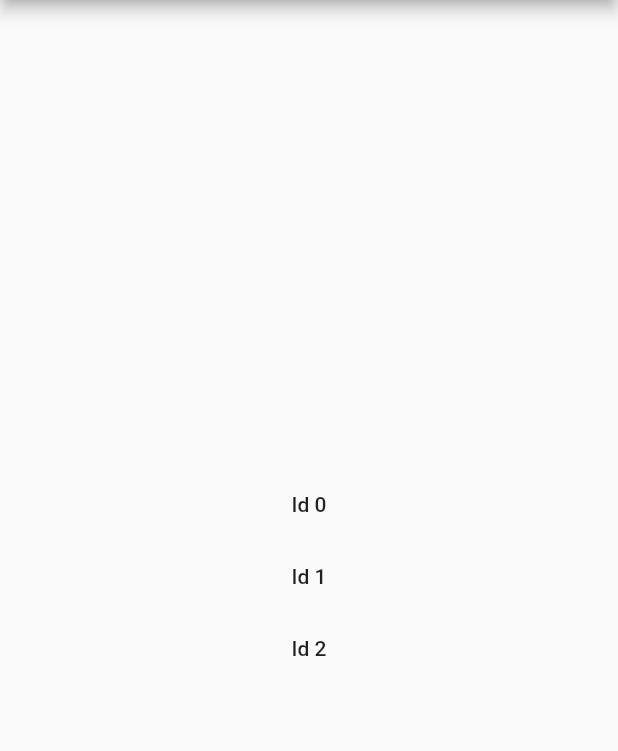
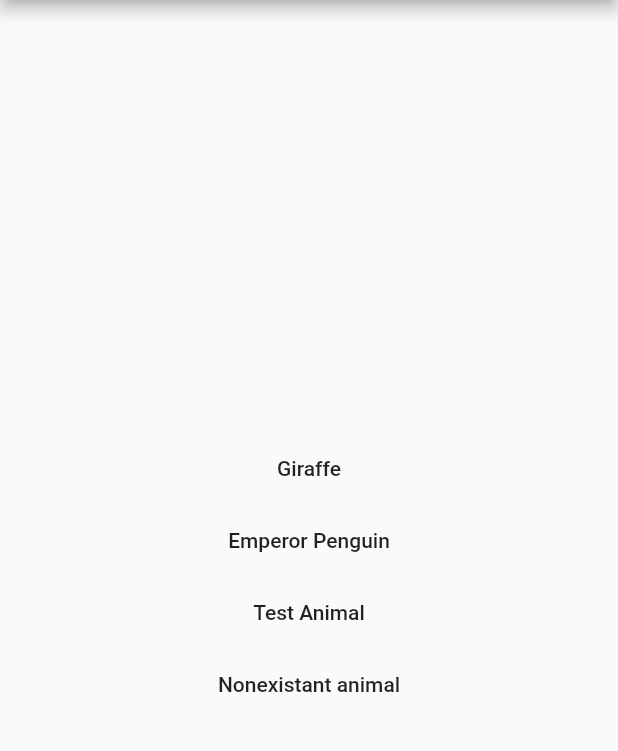
Before and after one commit to Drilbur-CST126/Zoo-App, a Flutter app: the screen it shows after launch, on a phone screen of 412 x 824 dp, the part 84-835 px from its top. Run offline on Flutter 3.47's test engine with Material 2 defaults, Android fonts, the phone set to English and light mode, and no system bars; our stand-ins replace test_api.

Commit message:
Main page now shows dynamic list

```diff
--- a/lib/controller/controller.dart
+++ b/lib/controller/controller.dart
@@ -2,7 +2,9 @@
 
 import 'package:flutter/cupertino.dart';
 import 'package:flutter/material.dart';
+import 'package:test_api/src/frontend/expect_async.dart';
 import 'package:zoo_app/controller/iControllerView.dart';
+import 'package:zoo_app/model/animal.dart';
 import 'package:zoo_app/model/fact.dart';
 import 'package:zoo_app/model/model.dart';
 import 'package:zoo_app/view/animalPage.dart';
@@ -31,4 +33,9 @@ class Controller implements IControllerView
   List<Fact> getAllFactsForAnimal(int animalId) {
     return model.factFetcher.getFactsByAnimalId(animalId);
   }
+
+  @override
+  Iterable<Animal> getAllAnimals({bool Function(Animal) where}) {
+    return model.animalFetcher.getAllAnimals(where: where);
+  }
 }
--- a/lib/controller/iControllerView.dart
+++ b/lib/controller/iControllerView.dart
@@ -2,10 +2,12 @@
 
 // This is an interface for the View classes to refer to the Controller with.
 // This should only contain the classes the View will call, the View should not know the implementation details of the Controller
+import 'package:zoo_app/model/animal.dart';
 import 'package:zoo_app/model/fact.dart';
 
 abstract class IControllerView
 {
   goToAnimalPage(dynamic context, int animalId);
   List<Fact> getAllFactsForAnimal(int animalId);
+  Iterable<Animal> getAllAnimals({bool Function(Animal) where});
 }
--- a/lib/main.dart
+++ b/lib/main.dart
@@ -15,10 +15,11 @@ void main()
   var model = Model.mockModel([
     Animal(0, "Giraffe", "Giraffa camelopardalis"),
     Animal(1, "Emperor Penguin", "Aptenodytes forsteri"),
+    Animal(2, "Test Animal", "Animal test")
   ],
   [
     Fact(0, 0, "Giraffes are the tallest mammals on Earth. Their legs alone are taller than many humans—about 6 feet."),
-    Fact(1, 0, "They can run as fast as 35 miles an hour over short distances, or cruise at 10 mph over longer distances."),
+    Fact(1, 0,   "They can run as fast as 35 miles an hour over short distances, or cruise at 10 mph over longer distances."),
     Fact(2, 0, "A giraffe's neck is too short to reach the ground. As a result, it has to awkwardly spread its front legs or kneel to reach the ground for a drink of water."),
     Fact(3, 1, "The emperor penguin is the largest of 17 species of penguin at 1.15 m (45 in.) tall."),
     Fact(4, 1, "Emperor penguins are the only animal to inhabit the open ice of Antarctica during the winter."),
--- a/lib/model/interfaces/iAnimalFetcher.dart
+++ b/lib/model/interfaces/iAnimalFetcher.dart
@@ -8,4 +8,5 @@ abstract class IAnimalFetcher
 {
   Animal getAnimalByName(String name);
   Animal getAnimalById(int id);
+  Iterable<Animal> getAllAnimals({bool Function(Animal) where});
 }
--- a/lib/view/app.dart
+++ b/lib/view/app.dart
@@ -30,7 +30,7 @@ class ZooApp extends StatelessWidget {
   }
 }
 
-class MyHomePage extends StatefulWidget {
+class MyHomePage extends StatelessWidget {
   MyHomePage({Key key, this.title, @required this.controller}) : super(key: key);
 
   // This widget is the home page of your application. It is stateful, meaning
@@ -45,80 +45,40 @@ class MyHomePage extends StatefulWidget {
   final String title;
   final IControllerView controller;
 
-  @override
-  _MyHomePageState createState() => _MyHomePageState();
-}
+  Widget _animalButton(BuildContext context, String name, int animalId)
+  {
+    return FlatButton(
+      child: Text(name),
+      autofocus: false,
+      onPressed: () {
+        controller.goToAnimalPage(context, animalId);
+      },
+    );
+  }
 
-class _MyHomePageState extends State<MyHomePage> {
-  int _counter = 0;
-
-  void _incrementCounter() {
-    setState(() {
-      // This call to setState tells the Flutter framework that something has
-      // changed in this State, which causes it to rerun the build method below
-      // so that the display can reflect the updated values. If we changed
-      // _counter without calling setState(), then the build method would not be
-      // called again, and so nothing would appear to happen.
-      _counter++;
-    });
+  List<Widget> _displayAnimals(BuildContext context)
+  {
+    var animals = controller.getAllAnimals();
+    var buttons = List<Widget>();
+    for (var animal in animals)
+    {
+      buttons.add(_animalButton(context, animal.commonName, animal.animalId));
+    }
+    return buttons;
   }
 
   @override
   Widget build(BuildContext context) {
-    // This method is rerun every time setState is called, for instance as done
-    // by the _incrementCounter method above.
-    //
-    // The Flutter framework has been optimized to make rerunning build methods
-    // fast, so that you can just rebuild anything that needs updating rather
-    // than having to individually change instances of widgets.
+    var animalButtons = _displayAnimals(context);
+    animalButtons.add(_animalButton(context, "Nonexistant animal", -1));
     return Scaffold(
       appBar: AppBar(
-        // Here we take the value from the MyHomePage object that was created by
-        // the App.build method, and use it to set our appbar title.
-        title: Text(widget.title),
+        title: Text(title),
       ),
       body: Center(
-        // Center is a layout widget. It takes a single child and positions it
-        // in the middle of the parent.
         child: Column(
-          // Column is also a layout widget. It takes a list of children and
-          // arranges them vertically. By default, it sizes itself to fit its
-          // children horizontally, and tries to be as tall as its parent.
-          //
-          // Invoke "debug painting" (press "p" in the console, choose the
-          // "Toggle Debug Paint" action from the Flutter Inspector in Android
-          // Studio, or the "Toggle Debug Paint" command in Visual Studio Code)
-          // to see the wireframe for each widget.
-          //
-          // Column has various properties to control how it sizes itself and
-          // how it positions its children. Here we use mainAxisAlignment to
-          // center the children vertically; the main axis here is the vertical
-          // axis because Columns are vertical (the cross axis would be
-          // horizontal).
           mainAxisAlignment: MainAxisAlignment.center,
-          children: <Widget>[
-            FlatButton(
-              child: Text("Id 0"),
-              autofocus: false,
-              onPressed: () {
-                widget.controller.goToAnimalPage(context, 0);
-              },
-            ),
-            FlatButton(
-              child: Text("Id 1"),
-              autofocus: false,
-              onPressed: () {
-                widget.controller.goToAnimalPage(context, 1);
-              },
-            ),
-            FlatButton(
-              child: Text("Id 2"),
-              autofocus: false,
-              onPressed: () {
-                widget.controller.goToAnimalPage(context, 2);
-              },
-            ),
-          ],
+          children: animalButtons
         ),
       ),
     );
```
Also changed, not shown: lib/model/mockAnimalFetcher.dart (+13 -0 lines).
